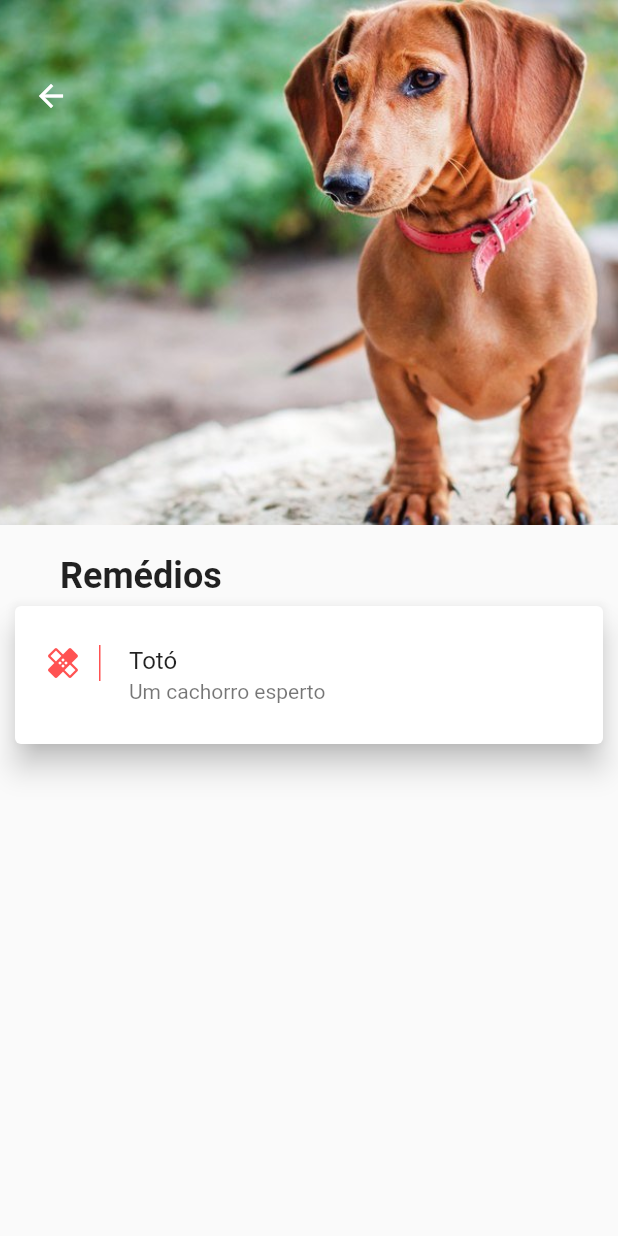
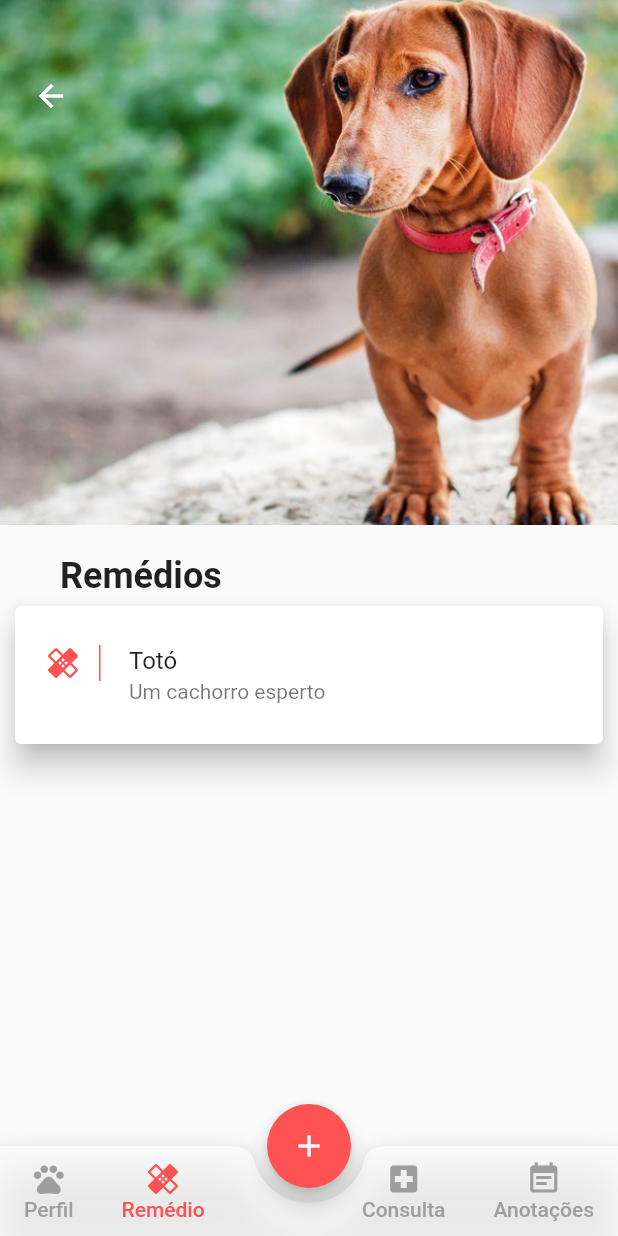
Before and after one commit to lucasmcar/pet-life-flutter, a Flutter app: the RemedioPetScreen screen opened directly with sample values from the repository, on a phone screen of 412 x 824 dp. Run offline on Flutter 3.47's test engine with Material 2 defaults, Android fonts, the phone set to English and light mode, and no system bars; Roboto replaces fonts that are missing (Montserrat).

Commit message:
Carregando pagina de remedio pela navbar

```diff
--- a/lib/screens/pet/perfil_pet_screen.dart
+++ b/lib/screens/pet/perfil_pet_screen.dart
@@ -139,7 +139,7 @@ class PerfilPetScreen extends StatelessWidget {
         backgroundColor: Colors.redAccent,
       ),
       floatingActionButtonLocation: FloatingActionButtonLocation.centerDocked,
-      bottomNavigationBar: CustomNavbar()
+      bottomNavigationBar: CustomNavbar(pet: pet, openPage: 0)
     );
   }
 }
--- a/lib/screens/pet/remedio_pet_screen.dart
+++ b/lib/screens/pet/remedio_pet_screen.dart
@@ -1,5 +1,6 @@
 import 'package:flutter/material.dart';
 import 'package:lifepet_app/models/pet_model.dart';
+import 'package:lifepet_app/widgets/custom_navbar.dart';
 
 class RemedioPetScreen extends StatelessWidget {
   final Pet pet;
@@ -75,6 +76,13 @@ class RemedioPetScreen extends StatelessWidget {
             ],
           )),
         ]),
+        floatingActionButton: FloatingActionButton(
+          onPressed: (){},
+          child: Icon(Icons.add),
+          backgroundColor: Colors.redAccent,
+        ),
+        floatingActionButtonLocation: FloatingActionButtonLocation.centerDocked,
+        bottomNavigationBar: CustomNavbar(pet: pet, openPage: 1,),
     );
   }
 }
--- a/lib/widgets/custom_navbar.dart
+++ b/lib/widgets/custom_navbar.dart
@@ -1,7 +1,13 @@
 import 'package:flutter/material.dart';
+import 'package:lifepet_app/models/pet_model.dart';
+import 'package:lifepet_app/screens/pet/perfil_pet_screen.dart';
+import 'package:lifepet_app/screens/pet/remedio_pet_screen.dart';
 
 class CustomNavbar extends StatefulWidget {
   late int openPage;
+
+  final Pet pet;
+  CustomNavbar({required this.pet, required this.openPage});
 
   @override
   _CustomNavbarState createState() => _CustomNavbarState();
@@ -29,6 +35,10 @@ class _CustomNavbarState extends State<CustomNavbar> {
                     setState(() {
                       widget.openPage = 0;
                     });
+                    Navigator.of(context).pushReplacement(
+                      MaterialPageRoute(
+                          builder: (_) => PerfilPetScreen(pet: widget.pet)),
+                    );
                   },
                   minWidth: 40,
                   child: Column(
@@ -56,6 +66,10 @@ class _CustomNavbarState extends State<CustomNavbar> {
                     setState(() {
                       widget.openPage = 1;
                     });
+                    Navigator.of(context).pushReplacement(
+                      MaterialPageRoute(
+                          builder: (_) => RemedioPetScreen(pet: widget.pet)),
+                    );
                   },
                   minWidth: 40,
                   child: Column(
```
